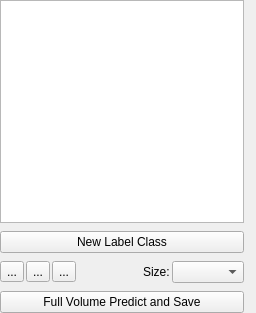
Qt form ilastik/applets/autocontextClassification/labelingDrawer.ui (ilastik/ilastik) before a commit.
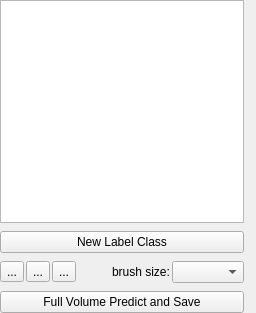
The same form after that commit. Custom widgets are drawn as their Qt base class.

Commit message: ui: "Size:" --> "brush size:", fixes #256

The edit to the form file:
```diff
--- a/ilastik/applets/autocontextClassification/labelingDrawer.ui
+++ b/ilastik/applets/autocontextClassification/labelingDrawer.ui
@@ -123,7 +123,7 @@
        <item>
         <widget class="QLabel" name="brushSizeCaption">
          <property name="text">
-          <string>Size:</string>
+          <string>brush size:</string>
          </property>
         </widget>
        </item>
```
The commit also changes 4 other files.
